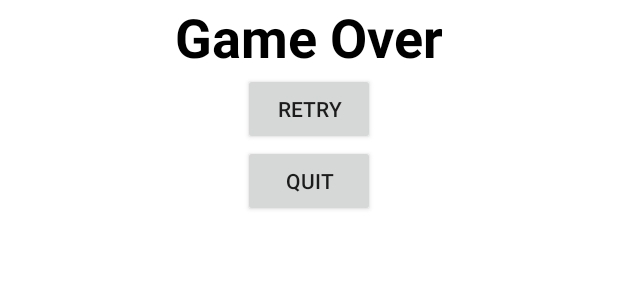
After one commit to ImagineWagons8487/FlailsAndFriends, an Android app: the layout activity_game_over.xml on its own in the app's theme, with its tools: preview values and no code run, on a phone screen of 412 x 824 dp. The commit adds this screen. Shown: the top 300 px of the screen. Run offline under Robolectric (Android 15) with nearby library versions, the phone set to English and light mode, and no system bars.

Commit message:
Implement GameOverActivity with layout & logicic 😇

```diff
--- /dev/null
+++ b/app/src/main/res/layout/activity_game_over.xml
@@ -0,0 +1,41 @@
+<androidx.constraintlayout.widget.ConstraintLayout xmlns:android="http://schemas.android.com/apk/res/android"
+    xmlns:app="http://schemas.android.com/apk/res-auto"
+    android:layout_width="match_parent"
+    android:layout_height="match_parent"
+    android:background="@android:color/white">
+
+    <!-- Game Over Text -->
+    <TextView
+        android:id="@+id/gameOverText"
+        android:layout_width="wrap_content"
+        android:layout_height="wrap_content"
+        android:text="Game Over"
+        android:textSize="36sp"
+        android:textColor="@android:color/black"
+        android:textStyle="bold"
+        app:layout_constraintTop_toTopOf="parent"
+        app:layout_constraintStart_toStartOf="parent"
+        app:layout_constraintEnd_toEndOf="parent"
+        app:layout_constraintBottom_toTopOf="@+id/retryButton" />
+
+    <!-- Retry Button -->
+    <Button
+        android:id="@+id/retryButton"
+        android:layout_width="wrap_content"
+        android:layout_height="wrap_content"
+        android:text="Retry"
+        app:layout_constraintTop_toBottomOf="@+id/gameOverText"
+        app:layout_constraintStart_toStartOf="parent"
+        app:layout_constraintEnd_toEndOf="parent" />
+
+    <!-- Quit Button -->
+    <Button
+        android:id="@+id/quitButton"
+        android:layout_width="wrap_content"
+        android:layout_height="wrap_content"
+        android:text="Quit"
+        app:layout_constraintTop_toBottomOf="@+id/retryButton"
+        app:layout_constraintStart_toStartOf="parent"
+        app:layout_constraintEnd_toEndOf="parent" />
+
+</androidx.constraintlayout.widget.ConstraintLayout>
--- a/app/src/main/res/layout/activity_landing_page.xml
+++ b/app/src/main/res/layout/activity_landing_page.xml
@@ -5,6 +5,7 @@
     android:id="@+id/main"
     android:layout_width="match_parent"
     android:layout_height="match_parent"
+    android:background="#0016B18D"
     tools:context="edu.csumb.flailsandfriends.activities.LandingPageActivity">
 
     <TextView
@@ -46,6 +47,7 @@
     <LinearLayout
         android:layout_width="0dp"
         android:layout_height="wrap_content"
+        android:backgroundTint="#FFFFFF"
         android:orientation="horizontal"
         app:layout_constraintBottom_toBottomOf="parent"
         app:layout_constraintEnd_toEndOf="parent"
```
Also changed, not shown: app/src/main/java/edu/csumb/flailsandfriends/activities/GameOverActivity.java (added, +64 -0 lines).
